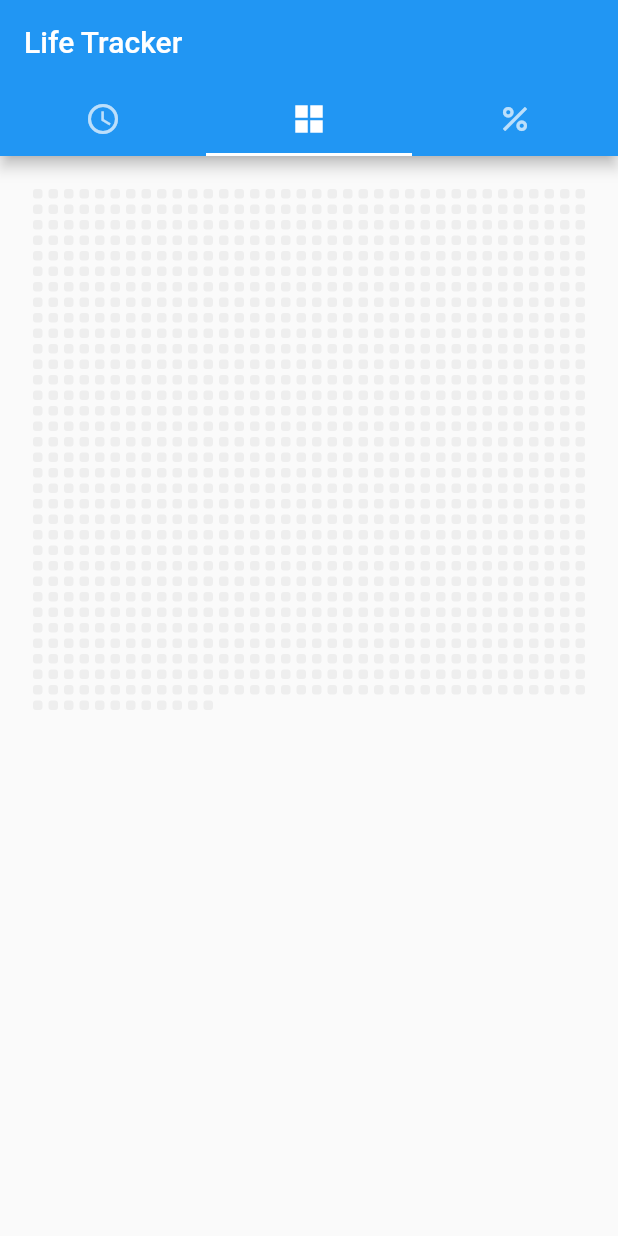
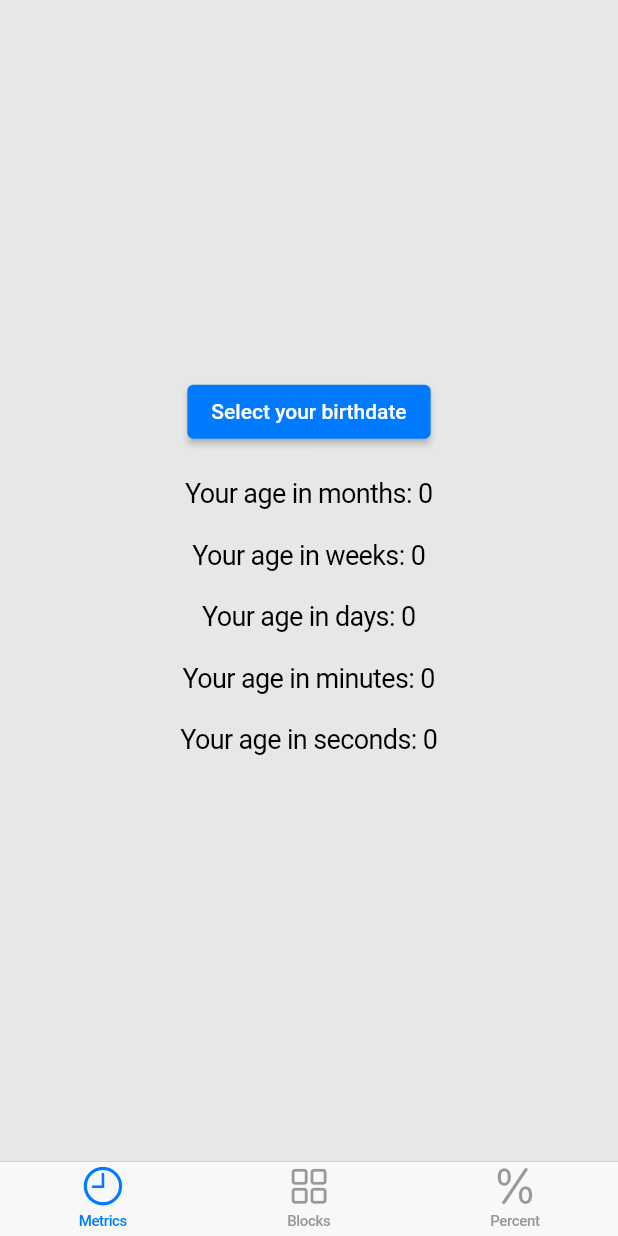
Before and after one commit to sharsheevnursultan/one_live, a Flutter app: the screen it shows after launch, on a phone screen of 412 x 824 dp. Run offline on Flutter 3.47's test engine with Material 2 defaults, Android fonts, the phone set to English and light mode, and no system bars.

Commit message:
Update main.dart

```diff
--- a/lib/main.dart
+++ b/lib/main.dart
@@ -1,13 +1,14 @@
+import 'package:flutter/cupertino.dart';
 import 'package:flutter/material.dart';
 
-void main() => runApp(const MaterialApp(home: LifeTracker()));
+void main() => runApp(const CupertinoApp(home: LifeTracker()));
 
 class MyApp extends StatelessWidget {
   const MyApp({super.key});
 
   @override
   Widget build(BuildContext context) {
-    return const MaterialApp(
+    return const CupertinoApp(
       home: LifeTracker(),
     );
   }
@@ -20,8 +21,12 @@ class LifeTracker extends StatefulWidget {
   _LifeTrackerState createState() => _LifeTrackerState();
 }
 
+
+
+
 class _LifeTrackerState extends State<LifeTracker> {
-  final int _averageLifeExpectancyInMonths = 1200; // 100 years in months
+
+
 
   void _updateAgeInOtherUnits(DateTime birthdate) {
     Duration age = DateTime.now().difference(birthdate);
@@ -39,6 +44,7 @@ class _LifeTrackerState extends State<LifeTracker> {
     });
   }
 
+  final int _averageLifeExpectancyInMonths = 1200; // 100 years in months
   int _ageInMonths = 0;
   int _ageInWeeks = 0;
   int _ageInDays = 0;
@@ -70,27 +76,30 @@ class _LifeTrackerState extends State<LifeTracker> {
 
     return DefaultTabController(
         length: 3,
-      initialIndex: 1,
-      child: Scaffold(
-        appBar: AppBar(
-          title: const Text('Life Tracker'),
-          bottom: const TabBar(
-            tabs: <Widget>[
-              Tab(
-                icon: Icon(Icons.access_time),
+        initialIndex: 0,
+        child: CupertinoTabScaffold(
+          tabBar: CupertinoTabBar(
+            items: const <BottomNavigationBarItem>[
+              BottomNavigationBarItem(
+                icon: Icon(CupertinoIcons.time),
+                label: 'Metrics',
               ),
-              Tab(
-                icon: Icon(Icons.grid_view_sharp),
+              BottomNavigationBarItem(
+                icon: Icon(CupertinoIcons.square_grid_2x2),
+                label: 'Blocks',
               ),
-              Tab(
-                icon: Icon(Icons.percent),
+              BottomNavigationBarItem(
+                icon: Icon(CupertinoIcons.percent),
+                label: 'Percent',
               ),
             ],
           ),
-        ),
-        body: TabBarView(
-          children:
-          <Widget>[
+          tabBuilder: (BuildContext context, int index) {
+            return CupertinoTabView(
+              builder: (BuildContext context) {
+                return Center(
+                  child: TabBarView(
+                    children: <Widget>[
                       SafeArea(
                         child: Padding(
                           padding: const EdgeInsets.all(20),
@@ -101,7 +110,8 @@ class _LifeTrackerState extends State<LifeTracker> {
                                 ElevatedButton(
                                   child: const Text('Select your birthdate'),
                                   onPressed: () async {
-                          DateTime? selectedDate = await showDatePicker(
+                                    DateTime? selectedDate =
+                                    await showDatePicker(
                                       context: context,
                                       initialDate: DateTime.now(),
                                       firstDate: DateTime(1900),
@@ -131,7 +141,6 @@ class _LifeTrackerState extends State<LifeTracker> {
                                     style: const TextStyle(fontSize: 18.0),
                                     'Your age in seconds: $_ageInSeconds'),
                                 const SizedBox(height: 20),
-
                               ],
                             ),
                           ),
@@ -144,15 +153,12 @@ class _LifeTrackerState extends State<LifeTracker> {
                             child: Column(
                               mainAxisAlignment: MainAxisAlignment.center,
                               children: [
-
                                 Expanded(
                                   child: GridView.count(
                                     crossAxisCount: 36,
                                     children: squares,
                                   ),
                                 ),
-
-
                               ],
                             ),
                           ),
@@ -165,21 +171,25 @@ class _LifeTrackerState extends State<LifeTracker> {
                             child: Column(
                               mainAxisAlignment: MainAxisAlignment.center,
                               children: [
-
                                 Text(
                                     style: const TextStyle(fontSize: 18.0),
                                     '$percentCompleteRounded% of average life expectancy'),
                                 const SizedBox(height: 10),
-                      LinearProgressIndicator(value: percentComplete,minHeight: 20,),
+                                LinearProgressIndicator(
+                                  value: percentComplete,
+                                  minHeight: 20,
+                                ),
                               ],
                             ),
                           ),
                         ),
                       ),
                     ],
-
-        ),
                   ),
                 );
+              },
+            );
+          },
+        ));
   }
 }
```
Lines whose indentation alone changed are shown as unchanged.
